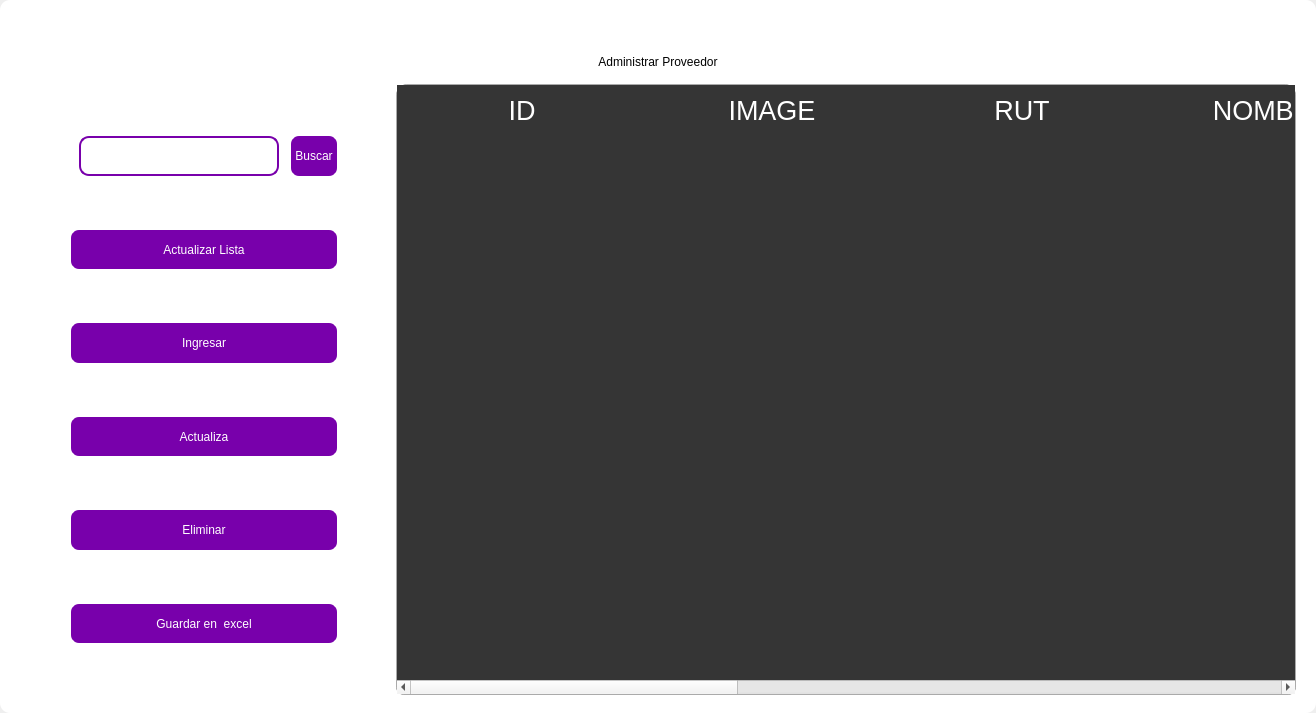
First picture: the form in design/standar/mainprovider1.ui, repository codemiguel-dev/ERP-EmprendeSoft-Desktop, before the edit.
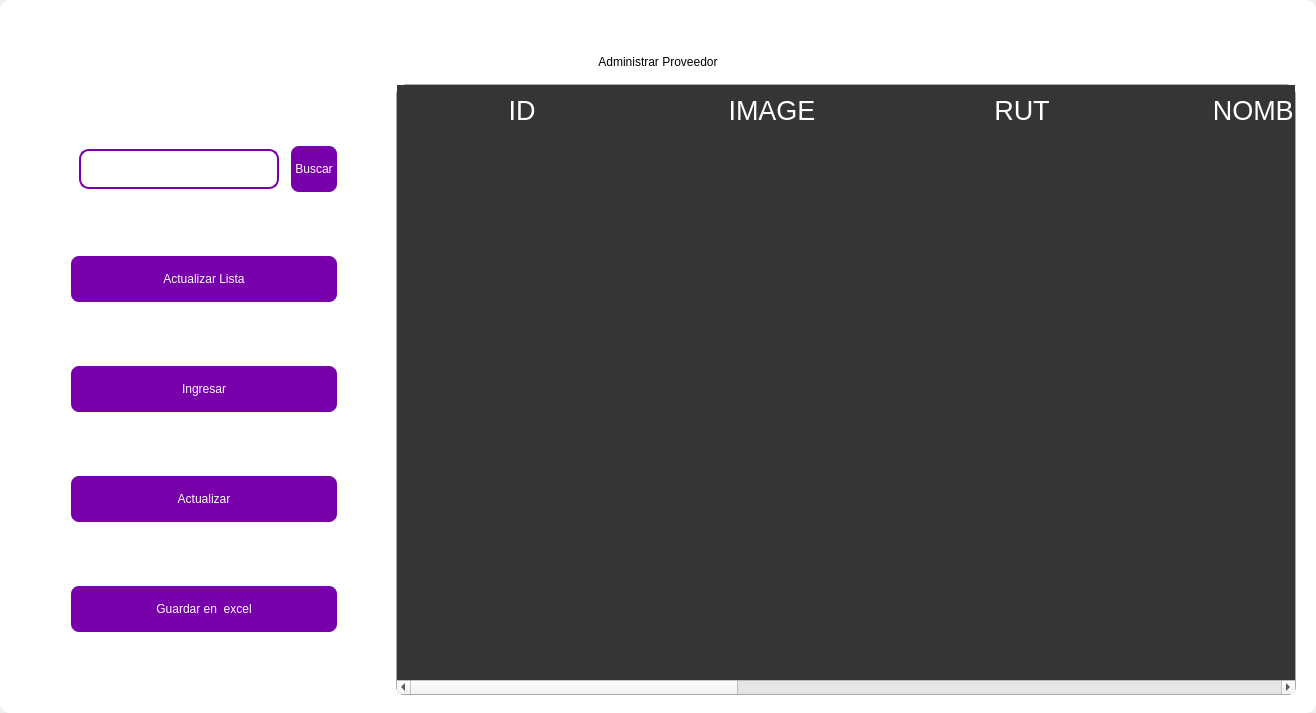
Second picture: the form after the edit. Icons and pictures are not drawn.

What changed in the file:
```diff
--- a/design/standar/mainprovider1.ui
+++ b/design/standar/mainprovider1.ui
@@ -633,52 +633,7 @@
 }</string>
               </property>
               <property name="text">
-               <string>Actualiza</string>
-              </property>
-              <property name="iconSize">
-               <size>
-                <width>35</width>
-                <height>35</height>
-               </size>
-              </property>
-             </widget>
-            </item>
-            <item>
-             <widget class="QPushButton" name="btn_delete">
-              <property name="minimumSize">
-               <size>
-                <width>0</width>
-                <height>40</height>
-               </size>
-              </property>
-              <property name="maximumSize">
-               <size>
-                <width>300</width>
-                <height>50</height>
-               </size>
-              </property>
-              <property name="cursor">
-               <cursorShape>PointingHandCursor</cursorShape>
-              </property>
-              <property name="styleSheet">
-               <string notr="true">QPushButton{
-border-radius:10px; 
-font: 12pt &quot;Arial&quot;;
-color: rgb(255, 255, 254);
-border: 2px solid #ffffff;
-	background-color: rgb(120, 0, 171);
-}
-
-QPushButton:hover{
-border-radius:10px; 
-font: 12pt &quot;Arial&quot;;
-color: rgb(255, 255, 255);
-border: 2px solid rgb(120, 0, 171);
-	background-color: rgb(120, 0, 171);
-}</string>
-              </property>
-              <property name="text">
-               <string>Eliminar</string>
+               <string>Actualizar</string>
               </property>
               <property name="iconSize">
                <size>
```
